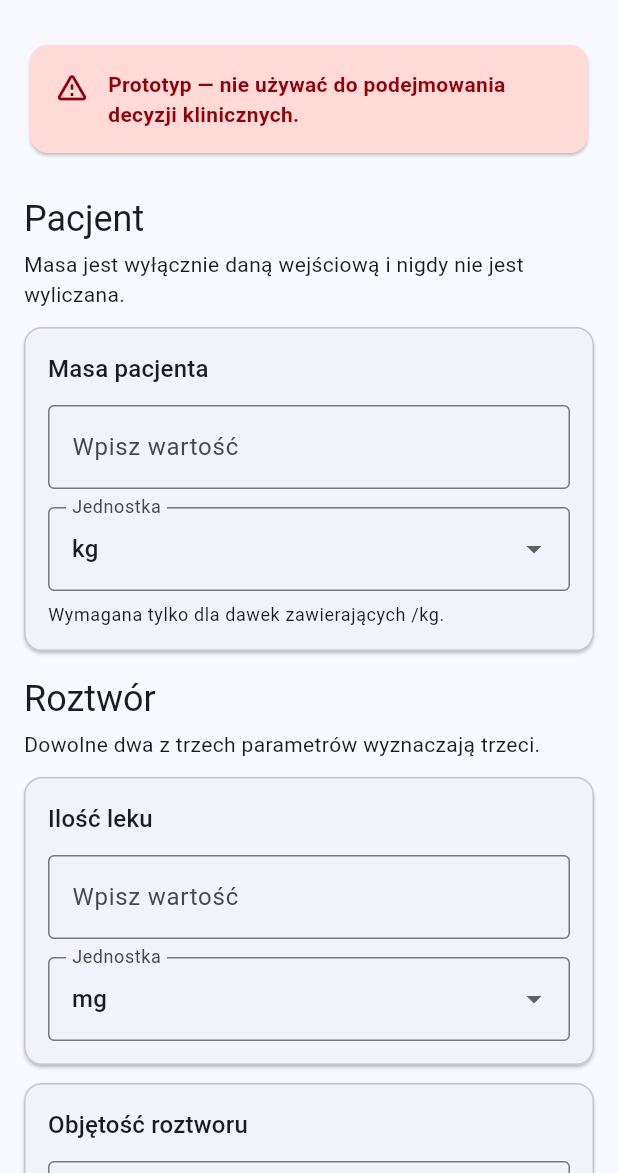
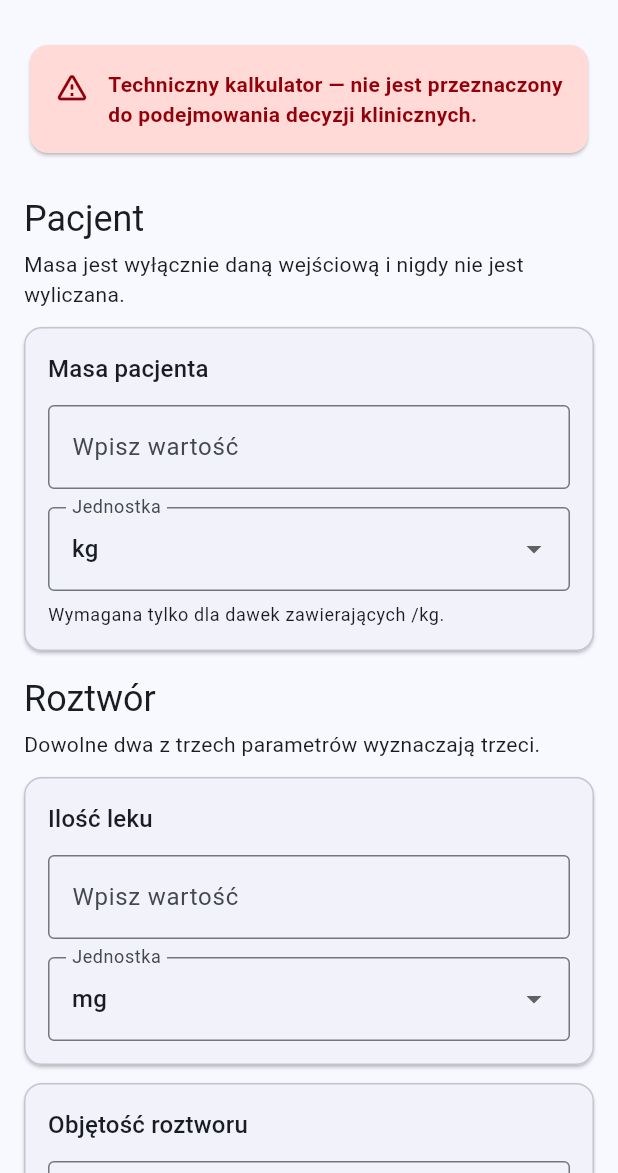
Before and after one commit to 8s4nfddmv9-lab/kalkulator-lekow, a Flutter app: the screen it shows after launch, on a phone screen of 412 x 824 dp, the part 63-1236 px from its top. Run offline on Flutter 3.47's test engine with Material 3 defaults, Android fonts, the phone set to English and light mode, and no system bars; our stand-ins replace shared_preferences.

Commit message:
docs: define the app as a technical calculator

```diff
--- a/lib/presentation/calculator/calculator_screen.dart
+++ b/lib/presentation/calculator/calculator_screen.dart
@@ -653,7 +653,7 @@ class _PrototypeWarning extends StatelessWidget {
 
   @override
   Widget build(BuildContext context) => Semantics(
-    label: 'Ostrzeżenie: prototyp nie jest przeznaczony do użycia klinicznego.',
+    label: 'Ostrzeżenie: techniczny kalkulator nie jest przeznaczony do podejmowania decyzji klinicznych.',
     child: Card(
       color: Theme.of(context).colorScheme.errorContainer,
       child: Padding(
@@ -668,7 +668,7 @@ class _PrototypeWarning extends StatelessWidget {
             const SizedBox(width: 12),
             Expanded(
               child: Text(
-                'Prototyp — nie używać do podejmowania decyzji klinicznych.',
+                'Techniczny kalkulator — nie jest przeznaczony do podejmowania decyzji klinicznych.',
                 style: TextStyle(
                   color: Theme.of(context).colorScheme.onErrorContainer,
                   fontWeight: FontWeight.w600,
--- a/pubspec.yaml
+++ b/pubspec.yaml
@@ -1,5 +1,5 @@
 name: kalkulator_lekow
-description: Offline, bidirectional infusion calculator prototype for iOS and Android.
+description: Offline technical bidirectional infusion calculator for iOS and Android.
 publish_to: none
 version: 0.1.0-dev.7+7
 
```
Also changed, not shown: 6 other files.
